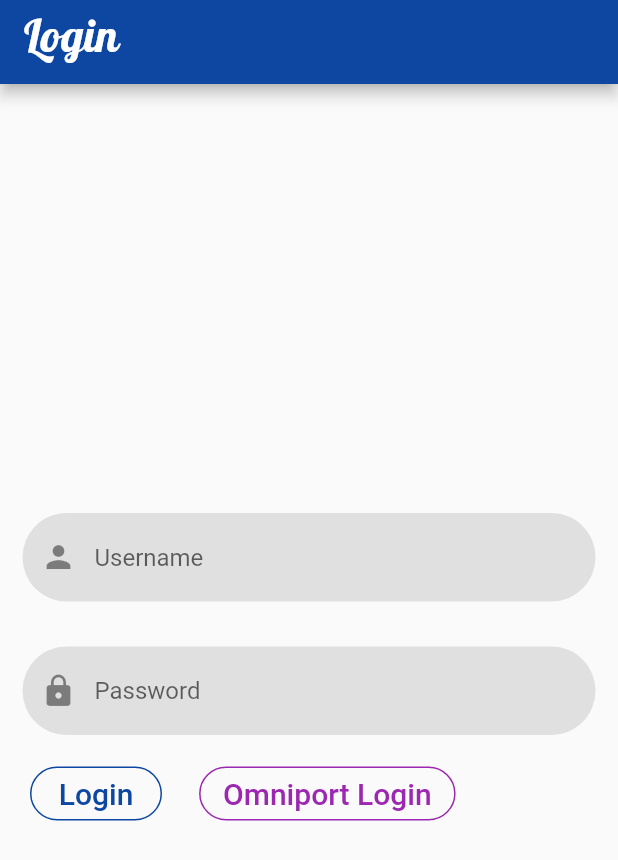
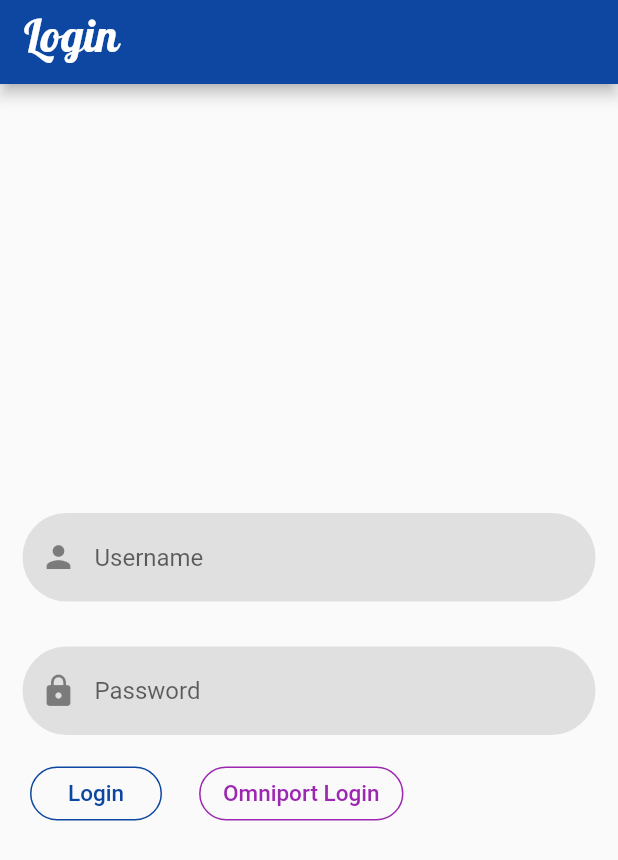
Before and after one commit to Sparsh1212/spuggyApp, a Flutter app: the screen it shows after launch, on a phone screen of 412 x 824 dp. Shown: the top 860 px of the screen. Run offline on Flutter 3.47's test engine with Material 2 defaults, Android fonts, the phone set to English and light mode, and no system bars; our stand-ins replace carousel_slider, dropdown_formfield, flutter_html, flutter_secure_storage, flutter_spinkit; missing offline and left inert: flutter_inappwebview.

Commit message:
Reduced font sizes of some pages

```diff
--- a/lib/login.dart
+++ b/lib/login.dart
@@ -167,7 +167,7 @@ class _LoginState extends State<Login> {
                             child: Text(
                               'Login',
                               style: TextStyle(
-                                  color: Colors.blue[900], fontSize: 20.0),
+                                  color: Colors.blue[900], fontSize: 15.0),
                             ),
                             onPressed: () async {
                               Scaffold.of(context)
@@ -216,7 +216,7 @@ class _LoginState extends State<Login> {
                             child: Text(
                               'Omniport Login',
                               style: TextStyle(
-                                  color: Colors.purple, fontSize: 20.0),
+                                  color: Colors.purple, fontSize: 15.0),
                             ),
                             onPressed: () {
                               Navigator.push(
```
Also changed, not shown: lib/issuedetail.dart (+4 -4 lines).
